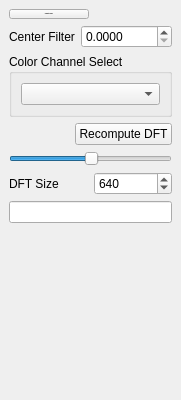
The window that dfttools.ui (githubdoe/DFTFringe) describes before a commit, drawn with Qt 5; both pictures show x 0 to 181 and y 0 to 400 of the 181 by 582 pixel window.
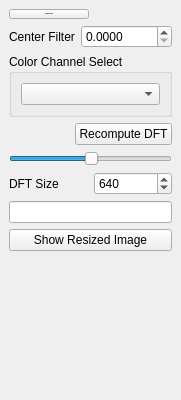
The same window after the commit.

Diff of the .ui file:
```diff
--- a/dfttools.ui
+++ b/dfttools.ui
@@ -19,7 +19,7 @@
   <property name="minimumSize">
    <size>
     <width>176</width>
-    <height>282</height>
+    <height>305</height>
    </size>
   </property>
   <property name="windowTitle">
@@ -156,6 +156,16 @@
       </property>
      </widget>
     </item>
+    <item>
+     <widget class="QPushButton" name="showResized">
+      <property name="toolTip">
+       <string>&lt;html&gt;&lt;head/&gt;&lt;body&gt;&lt;p&gt;Show original sized interferogram of the mirror and show one at the DFTReize value.&lt;/p&gt;&lt;p&gt;Use this to determine if the fringes will become too small for the selected resize value.&lt;/p&gt;&lt;/body&gt;&lt;/html&gt;</string>
+      </property>
+      <property name="text">
+       <string>Show Resized Image</string>
+      </property>
+     </widget>
+    </item>
     <item>
      <spacer name="verticalSpacer">
       <property name="orientation">
```
